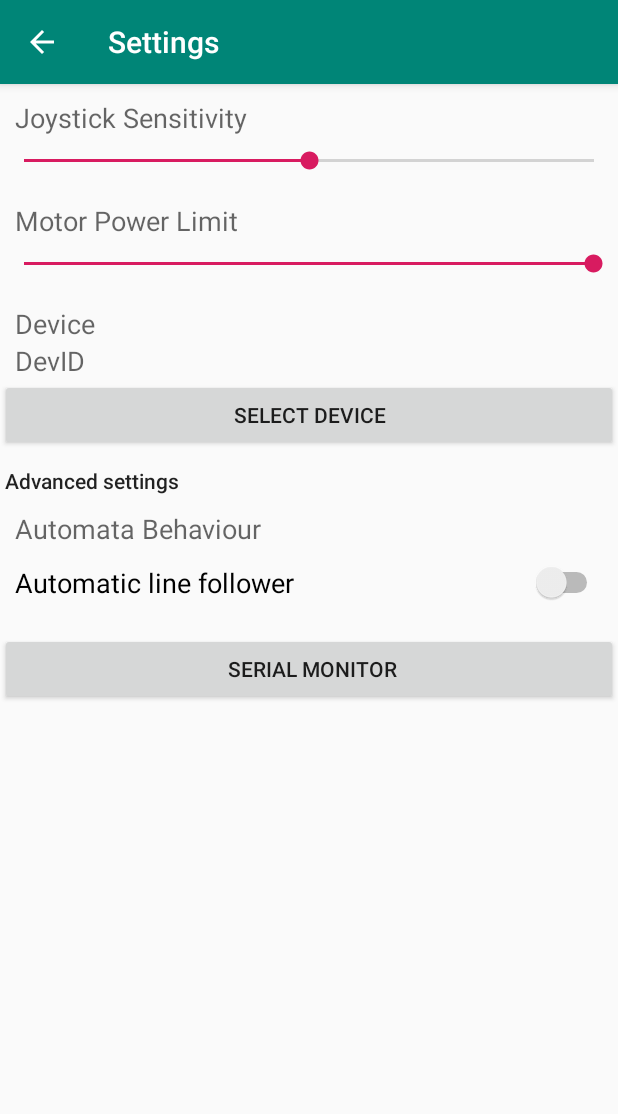
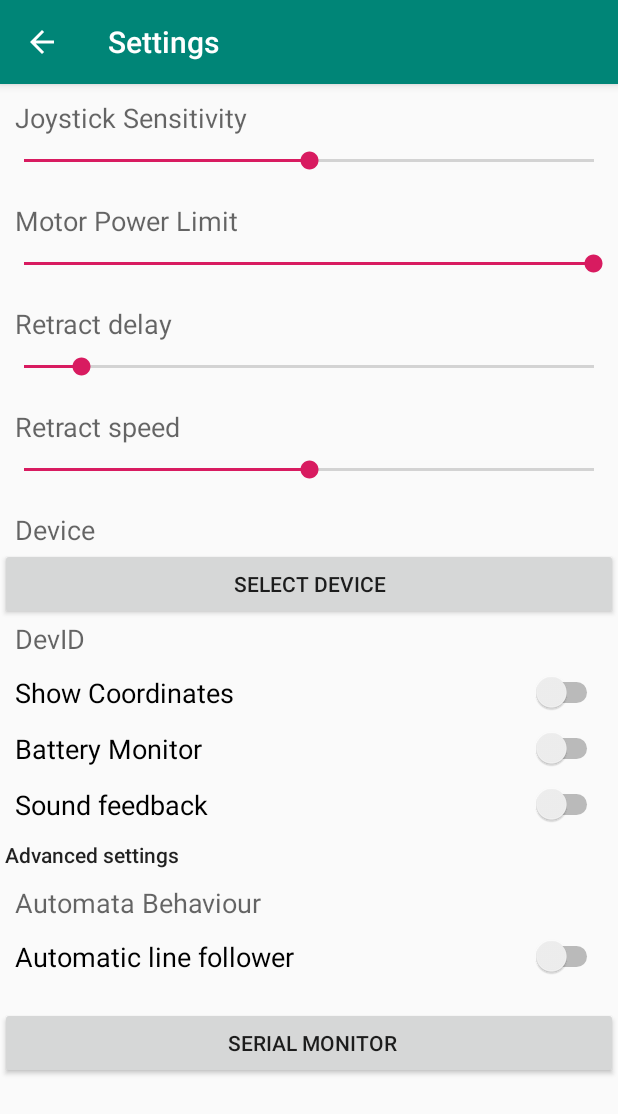
Before and after one commit to VideoMem/Remote-Joystick, an Android app: the SettingsView screen opened directly, with no data from a screen before it, on a phone screen of 412 x 824 dp. Shown: the top 1114 px of the screen. Run offline under Robolectric (Android 15) with nearby library versions, the phone set to English and light mode, and no system bars; our stand-ins replace androidx.preference.

Commit message:
Settings Activity Extended

```diff
--- a/app/src/main/java/com/example/remotejoystick/JoystickWidgets.java
+++ b/app/src/main/java/com/example/remotejoystick/JoystickWidgets.java
@@ -26,6 +26,7 @@ public class JoystickWidgets extends ViewPort {
     protected Point screen;
     protected int debugLevel;
     protected int maxPower;
+    protected int displayMask;
 
     public JoystickWidgets(Context context)  {
         super(context);
@@ -33,6 +34,7 @@ public class JoystickWidgets extends ViewPort {
         screen = new Point();
         debugLevel = 1;
         maxPower = 255;
+        displayMask = 0;
         reset();
     }
 
@@ -45,7 +47,7 @@ public class JoystickWidgets extends ViewPort {
         sensy = 4;
         retractDelay = 300;
         animSampler = 10;
-        animSpeed = 60;
+        animSpeed = 50;
         ox = movex;
         oy = movey;
 
@@ -58,6 +60,10 @@ public class JoystickWidgets extends ViewPort {
     public double getSensx() { return sensx; }
     public double getSensy() { return sensy; }
     public double getSens() { return getSensx(); }
+    public int getMask() { return displayMask; }
+
+    protected boolean isCoordinatesEnabled() { return (displayMask | 1) == 1; }
+    protected void enableCoordinates() { displayMask |= 1; }
 
     public boolean zero() {
         Point center = new Point(); middle(center);
@@ -173,7 +179,7 @@ public class JoystickWidgets extends ViewPort {
         paint.setStyle(Paint.Style.FILL);
         paint.setColor(Color.parseColor(colors.foreground));
         paint.setTextSize(60);
-        if(debugLevel > 0) {
+        if(isCoordinatesEnabled()) {
             mCanvas.drawText(String.format("U: %03d", pu), 40, 80, paint);
             mCanvas.drawText(String.format("V: %03d", pv), 40, 140, paint);
         }
@@ -194,6 +200,27 @@ public class JoystickWidgets extends ViewPort {
     public void xyScreen() {
         reset();
         crossHair(movex,movey);
+    }
+
+    public void truncate() {
+        Point crt = new Point();
+        Point cartesian = new Point();
+        toCartesian(movex, movey, cartesian);
+        if (radius(movex, movey) > radius()) {
+            fromCartesian(
+                    (int) round(radius() * cos(angle(movex, movey))),
+                    (int) round(radius() * sin(angle(movex, movey))),
+                    crt
+            );
+            if(cartesian.x >= 0) {
+                movex = crt.x;
+                movey = crt.y;
+            } else {
+                movex = x() - crt.x;
+                movey = y() - crt.y;
+            }
+
+        }
     }
 
     public void crossHair(int x, int y) {
--- a/app/src/main/java/com/example/remotejoystick/SettingsView.java
+++ b/app/src/main/java/com/example/remotejoystick/SettingsView.java
@@ -1,6 +1,7 @@
 package com.example.remotejoystick;
 
 import android.appwidget.AppWidgetManager;
+import android.content.Intent;
 import android.os.Bundle;
 import android.util.Log;
 import android.view.View;
@@ -36,9 +37,11 @@ public class SettingsView extends AppCompatActivity
     @Override
     public void onClick(View view) {
         Log.d("ID", String.valueOf(view.getId()));
+
         switch (view.getId()) {
             case R.id.button:
-                setContentView(R.layout.activity_main);
+                Intent intent = new Intent(this, MainActivity.class);
+                this.startActivity(intent);
                 break;
         }
     }
--- a/app/src/main/java/com/example/remotejoystick/XYView.java
+++ b/app/src/main/java/com/example/remotejoystick/XYView.java
@@ -155,6 +155,7 @@ public class XYView extends JoystickWidgets {
                 if(options(x,y)) {
                     SettingsView();
                 }
+                truncate();
                 animTimer(retractDelay);
                 break;
         }
--- a/app/src/main/res/layout/settings_activity.xml
+++ b/app/src/main/res/layout/settings_activity.xml
@@ -1,16 +1,18 @@
-<LinearLayout xmlns:android="http://schemas.android.com/apk/res/android"
-    android:layout_width="match_parent"
-    android:layout_height="match_parent">
-
-    <FrameLayout
-        android:id="@+id/settings"
-        android:layout_width="match_parent"
-        android:layout_height="match_parent" >
-
-        <LinearLayout
+<LinearLayout
+    android:layout_width="fill_parent"
+    android:layout_height="fill_parent"
+    xmlns:android="http://schemas.android.com/apk/res/android">
+    <ScrollView
+        android:layout_width="fill_parent"
+        android:layout_height="wrap_content">
+        <LinearLayout xmlns:android="http://schemas.android.com/apk/res/android"
             android:layout_width="match_parent"
             android:layout_height="match_parent"
-            android:orientation="vertical">
+            android:orientation="vertical"
+            android:scrollbarAlwaysDrawHorizontalTrack="false"
+            android:scrollbarAlwaysDrawVerticalTrack="false"
+            android:scrollbarStyle="insideOverlay"
+            android:scrollbars="vertical">
 
             <TextView
                 android:id="@+id/textView2"
@@ -47,6 +49,40 @@
                 android:progress="255" />
 
             <TextView
+                android:id="@+id/textView9"
+                android:layout_width="match_parent"
+                android:layout_height="wrap_content"
+                android:layout_marginLeft="10dp"
+                android:layout_marginTop="10dp"
+                android:text="Retract delay"
+                android:textAppearance="@style/TextAppearance.AppCompat.Medium" />
+
+            <SeekBar
+                android:id="@+id/retractDelay"
+                android:layout_width="match_parent"
+                android:layout_height="34dp"
+                android:indeterminate="false"
+                android:max="3000"
+                android:progress="300" />
+
+            <TextView
+                android:id="@+id/textView8"
+                android:layout_width="match_parent"
+                android:layout_height="wrap_content"
+                android:layout_marginLeft="10dp"
+                android:layout_marginTop="10dp"
+                android:text="Retract speed"
+                android:textAppearance="@style/TextAppearance.AppCompat.Medium" />
+
+            <SeekBar
+                android:id="@+id/retractDelay2"
+                android:layout_width="match_parent"
+                android:layout_height="34dp"
+                android:indeterminate="false"
+                android:max="100"
+                android:progress="50" />
+
+            <TextView
                 android:id="@+id/textView4"
                 android:layout_width="match_parent"
                 android:layout_height="wrap_content"
@@ -55,20 +91,50 @@
                 android:text="Device"
                 android:textAppearance="@style/TextAppearance.AppCompat.Medium" />
 
-            <TextView
-                android:id="@+id/textView5"
-                android:layout_width="match_parent"
-                android:layout_height="wrap_content"
-                android:text="DevID"
-                android:textAppearance="@style/TextAppearance.AppCompat.Medium"
-                android:verticalScrollbarPosition="defaultPosition"
-                android:layout_marginLeft="10dp" />
-
             <Button
                 android:id="@+id/button"
                 android:layout_width="match_parent"
                 android:layout_height="wrap_content"
                 android:text="Select Device" />
+
+            <TextView
+                android:id="@+id/textView5"
+                android:layout_width="match_parent"
+                android:layout_height="wrap_content"
+                android:layout_marginLeft="10dp"
+                android:text="DevID"
+                android:textAppearance="@style/TextAppearance.AppCompat.Medium"
+                android:verticalScrollbarPosition="defaultPosition" />
+
+            <Switch
+                android:id="@+id/autoauto2"
+                android:layout_width="match_parent"
+                android:layout_height="wrap_content"
+                android:layout_marginLeft="10dp"
+                android:layout_marginTop="10dp"
+                android:layout_marginRight="10dp"
+                android:text="Show Coordinates"
+                android:textAppearance="@style/TextAppearance.AppCompat.Medium" />
+
+            <Switch
+                android:id="@+id/autoauto3"
+                android:layout_width="match_parent"
+                android:layout_height="wrap_content"
+                android:layout_marginLeft="10dp"
+                android:layout_marginTop="10dp"
+                android:layout_marginRight="10dp"
+                android:text="Battery Monitor"
+                android:textAppearance="@style/TextAppearance.AppCompat.Medium" />
+
+            <Switch
+                android:id="@+id/autoauto4"
+                android:layout_width="match_parent"
+                android:layout_height="wrap_content"
+                android:layout_marginLeft="10dp"
+                android:layout_marginTop="10dp"
+                android:layout_marginRight="10dp"
+                android:text="Sound feedback"
+                android:textAppearance="@style/TextAppearance.AppCompat.Medium" />
 
             <TextView
                 android:id="@+id/textView7"
@@ -105,6 +171,12 @@
                 android:layout_marginTop="20dp"
                 android:text=" Serial Monitor" />
 
+            <FrameLayout
+                android:id="@+id/settings"
+                android:layout_width="match_parent"
+                android:layout_height="match_parent">
+
+            </FrameLayout>
         </LinearLayout>
-    </FrameLayout>
+    </ScrollView>
 </LinearLayout>
```
